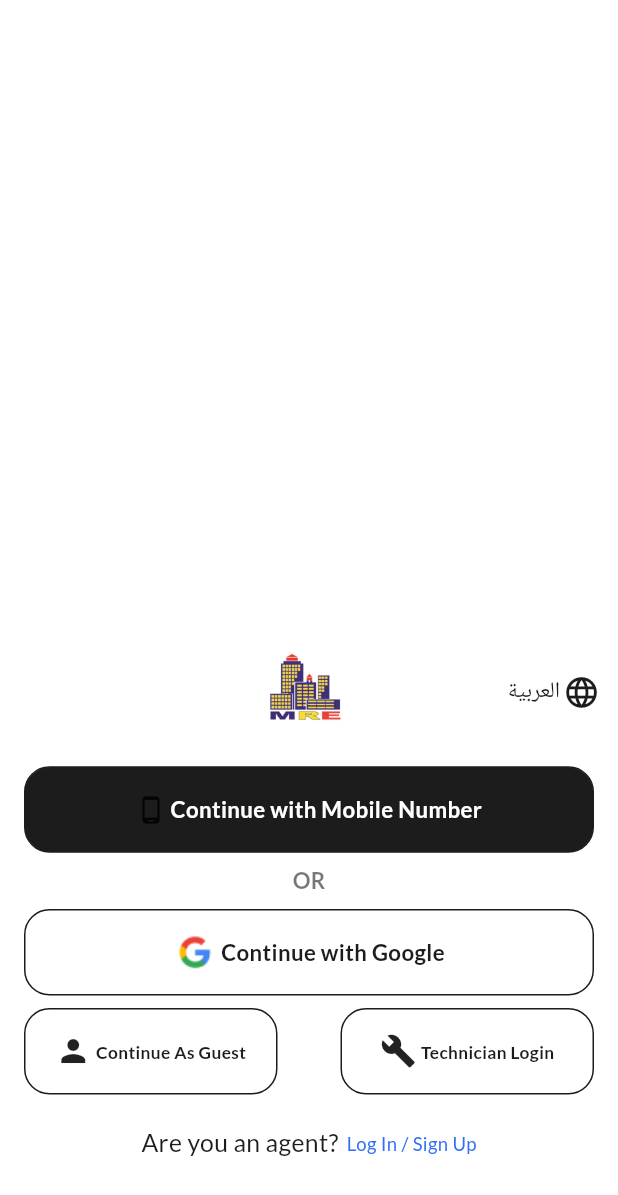
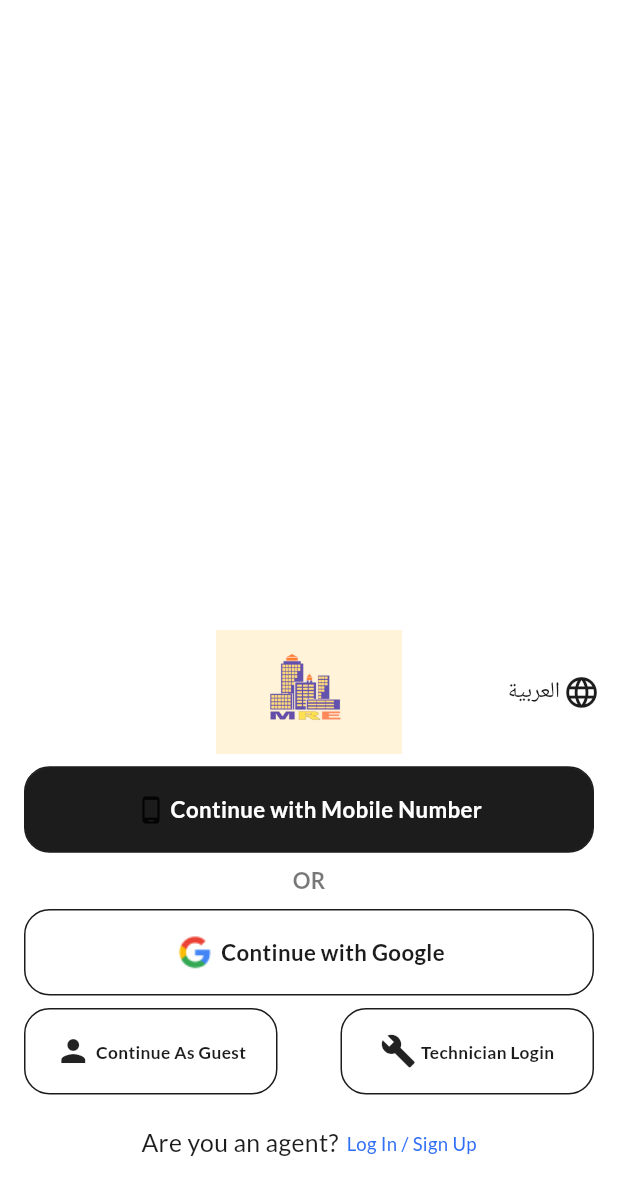
Before and after one commit to MoNu327/dar_al_safwa_uae, a Flutter app: the screen it shows after launch, on a phone screen of 412 x 824 dp. Shown: the top 1195 px of the screen. Run offline on Flutter 3.47's test engine with Material 3 defaults, Android fonts, the phone set to English and light mode, and no system bars; our stand-ins replace cached_network_image, carousel_slider, cloud_firestore, connectivity_plus, country_code_picker, dio and 25 more; missing offline and left inert: dart:ffi, flutter_pdfview, panorama_viewer; accounts and stored records are empty; network calls fail.

```diff
--- a/lib/presentation/view/login/login_screen.dart
+++ b/lib/presentation/view/login/login_screen.dart
@@ -60,7 +60,7 @@ class LoginScreen extends StatelessWidget {
                 children: [
                   Center(
                     child: Image.asset(
-                      "assets/logo/launcher.jpg",
+                      "assets/logo/launcher1.png",
                       width: Get.width * 0.3,
                       height: Get.height * 0.1,
                       fit: BoxFit.cover,
```
Also changed, not shown: 2 other files.
